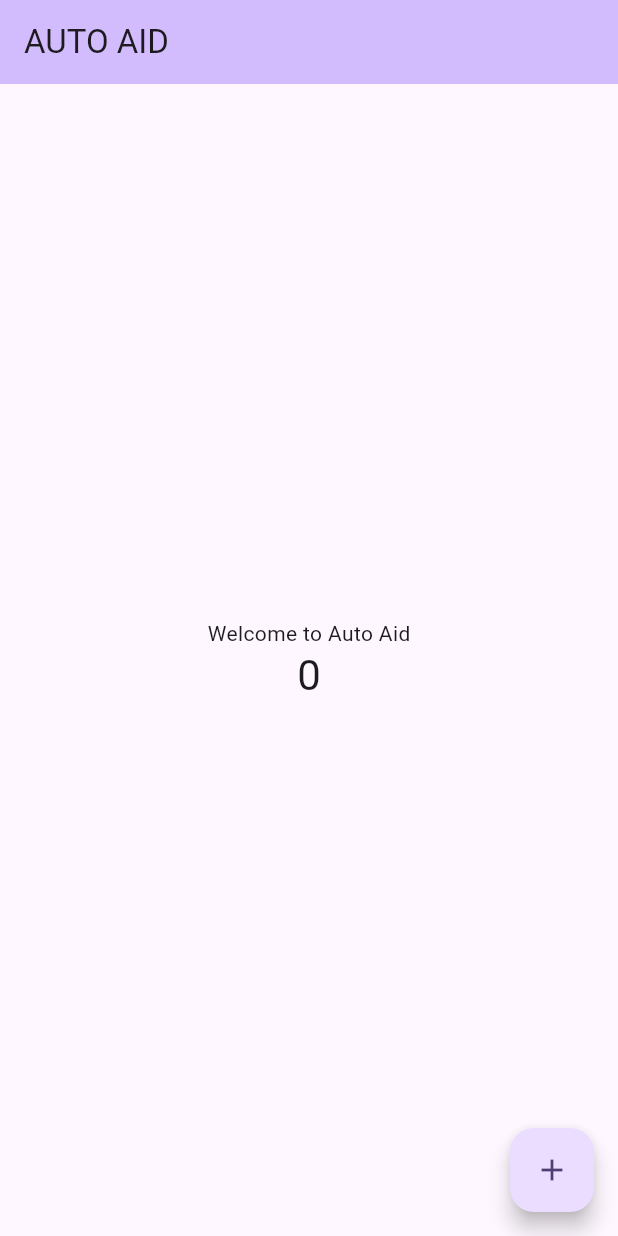
After one commit to AutoAidLtd/AutoAid.MO, a Flutter app: the screen it shows after launch, on a phone screen of 412 x 824 dp. The commit adds this screen. Run offline on Flutter 3.47's test engine with Material 3 defaults, Android fonts, the phone set to English and light mode, and no system bars.

Commit message:
(+) create file app.dart

```diff
--- /dev/null
+++ b/lib/app.dart
@@ -0,0 +1,55 @@
+import 'package:flutter/material.dart';
+
+class AutoAid extends StatefulWidget {
+  const AutoAid({super.key, required this.title});
+  final String title;
+
+  @override
+  State<AutoAid> createState() => _AutoAidState();
+}
+
+class _AutoAidState extends State<AutoAid> {
+  int _counter = 0;
+
+  void _incrementCounter() {
+    setState(() {
+      _counter++;
+    });
+  }
+
+  @override
+  Widget build(BuildContext context) {
+    return Scaffold(
+      appBar: AppBar(
+        // TRY THIS: Try changing the color here to a specific color (to
+        // Colors.amber, perhaps?) and trigger a hot reload to see the AppBar
+        // change color while the other colors stay the same.
+        backgroundColor: Theme.of(context).colorScheme.inversePrimary,
+        // Here we take the value from the MyHomePage object that was created by
+        // the App.build method, and use it to set our appbar title.
+        title: Text(widget.title),
+      ),
+      body: Center(
+        // Center is a layout widget. It takes a single child and positions it
+        // in the middle of the parent.
+        child: Column(
+          mainAxisAlignment: MainAxisAlignment.center,
+          children: <Widget>[
+            const Text(
+              'Welcome to Auto Aid',
+            ),
+            Text(
+              '$_counter',
+              style: Theme.of(context).textTheme.headlineMedium,
+            ),
+          ],
+        ),
+      ),
+      floatingActionButton: FloatingActionButton(
+        onPressed: _incrementCounter,
+        tooltip: 'Increment',
+        child: const Icon(Icons.add),
+      ), // This trailing comma makes auto-formatting nicer for build methods.
+    );
+  }
+}
```
Also changed, not shown: lib/main.dart (+2 -105 lines).
